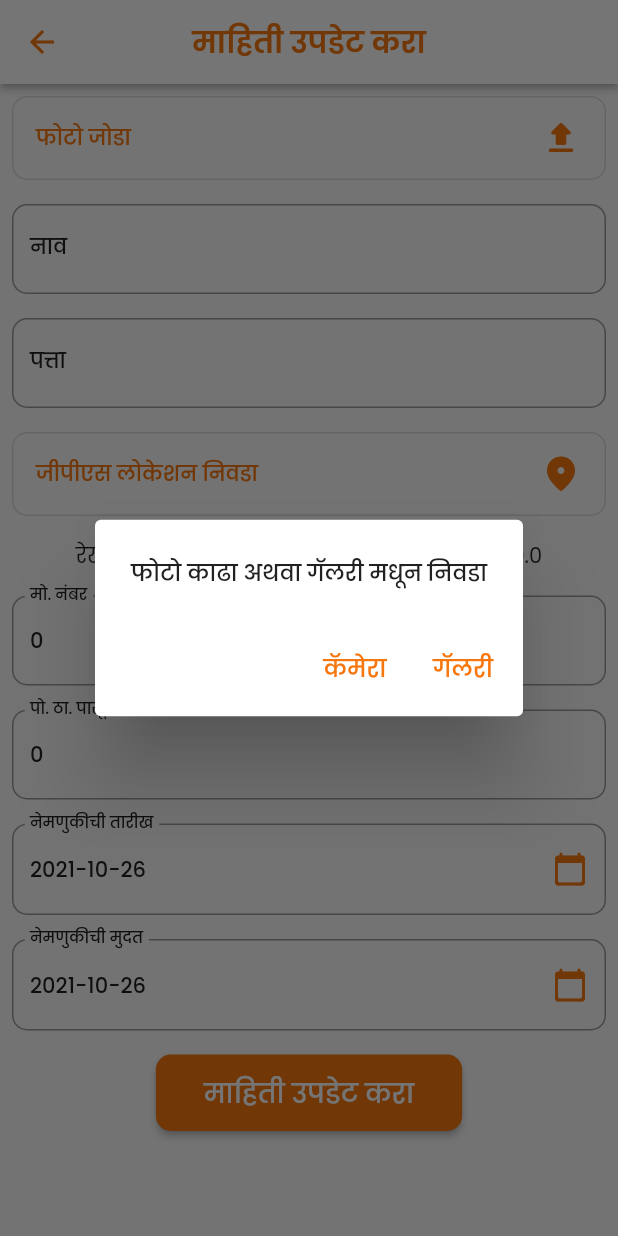
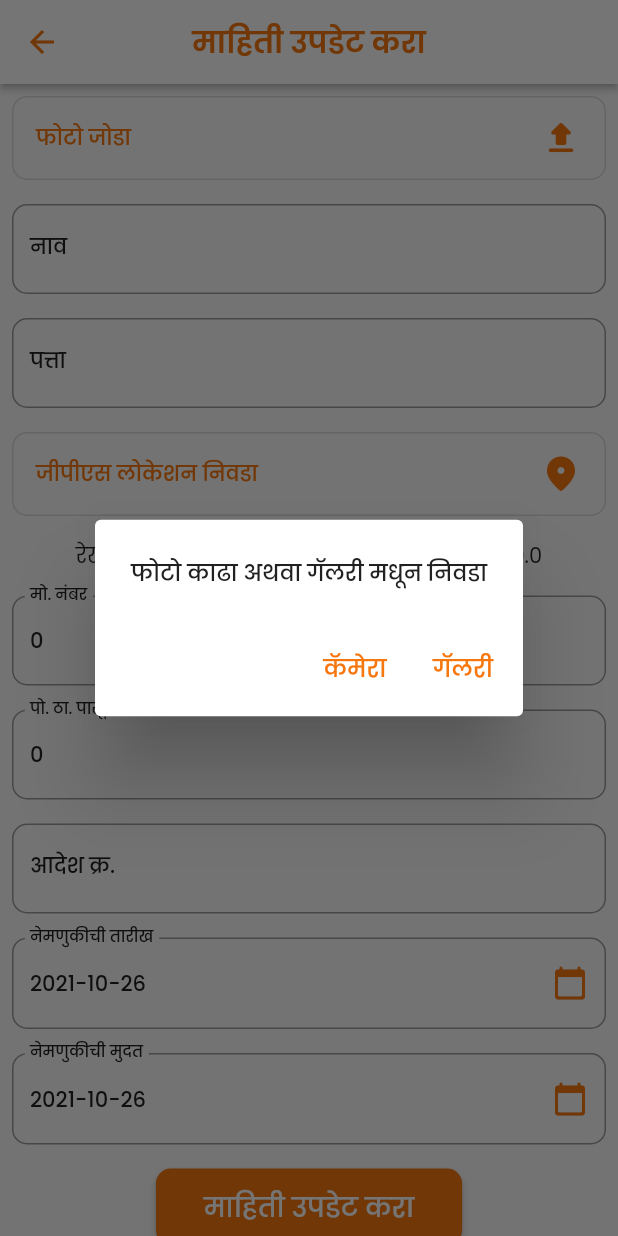
Before and after one commit to pratikpwr/police-patil, a Flutter app: the UpdateProfile screen opened directly with empty values, after a tap on "फोटो जोडा", on a phone screen of 412 x 824 dp. Run offline on Flutter 3.47's test engine with Material 2 defaults, Android fonts, the phone set to English and light mode, and no system bars; our stand-ins replace bloc, cached_network_image, carousel_slider, connectivity, dio, equatable and 8 more; missing offline and left inert: syncfusion_flutter_pdfviewer; accounts and stored records are empty.

Commit message:
profile order no added

```diff
--- a/policepatil/lib/src/views/screens/profile_screen.dart
+++ b/policepatil/lib/src/views/screens/profile_screen.dart
@@ -94,6 +94,9 @@ class ProfileScreen extends StatelessWidget {
                                 buildDetails(
                                     "पत्ता :", state.user.address ?? "-"),
                                 spacer(height: 12),
+                                buildDetails(
+                                    "आदेश क्र.", state.user.orderNo ?? "-"),
+                                spacer(),
                                 buildDetails(
                                     "नेमणुकीची तारीख :",
                                     state.user.joindate == null
--- a/policepatil/lib/src/views/screens/update_user_screen.dart
+++ b/policepatil/lib/src/views/screens/update_user_screen.dart
@@ -24,7 +24,7 @@ class _UpdateProfileState extends State<UpdateProfile> {
   final _assignController = TextEditingController();
   final _lastController = TextEditingController();
   final _distanceController = TextEditingController();
-
+  final _orderNoController = TextEditingController();
   String _photoName = "फोटो जोडा";
   File? _photo;
   Position? _position;
@@ -44,6 +44,7 @@ class _UpdateProfileState extends State<UpdateProfile> {
     _nameController.text = user.name ?? "";
     _mobileController.text = "${user.mobile ?? 0}";
     _addressController.text = user.address ?? "";
+    _orderNoController.text = user.orderNo ?? "";
     _distanceController.text = "${user.psdistance ?? 0}";
     _latitude = user.latitude ?? 0.00;
     _longitude = user.latitude ?? 0.00;
@@ -124,6 +125,8 @@ class _UpdateProfileState extends State<UpdateProfile> {
                   buildTextField(
                       _distanceController, "पो. ठा. पासून गावाचे अंतर"),
                   spacer(),
+                  buildTextField(_orderNoController, "आदेश क्र."),
+                  spacer(),
                   buildDateTextField(
                     context,
                     _assignController,
@@ -144,6 +147,7 @@ class _UpdateProfileState extends State<UpdateProfile> {
                             photo: _photo?.path ?? "",
                             latitude: _latitude,
                             longitude: _longitude,
+                            orderNo: _orderNoController.text,
                             psdistance: int.parse(_distanceController.text),
                             joindate: _format.parse(_assignController.text),
                             enddate: _format.parse(_lastController.text));
```
Lines whose indentation alone changed are shown as unchanged.
